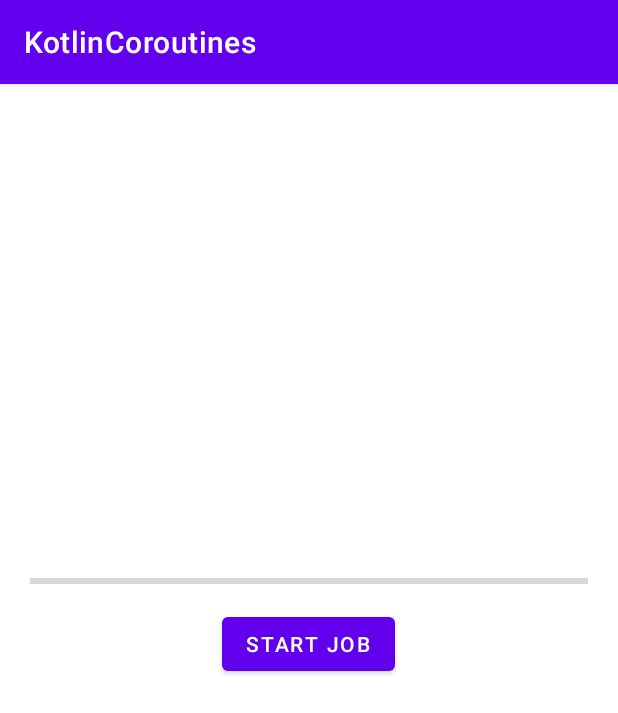
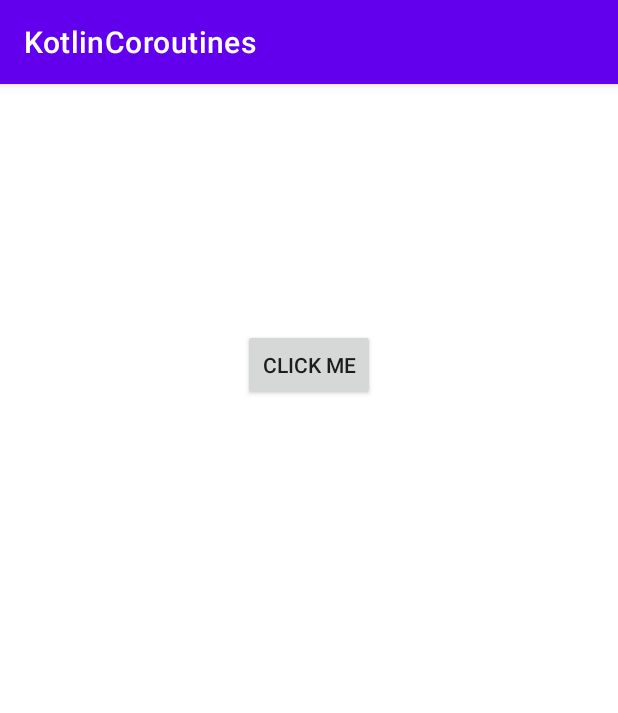
Before and after one commit to NikhilBoni07/KotlinCoroutines, an Android app: the screen it shows after launch (MainActivity), on a phone screen of 412 x 824 dp. Shown: the top 713 px of the screen. Run offline under Robolectric (Android 15) with nearby library versions, the phone set to English and light mode, and no system bars.

Commit message:
Coroutine Example - ParallelBackgound Jobs, sequential , UI freezing issue

```diff
--- a/app/src/main/java/com/learn/kotlincoroutines/MainActivity.kt
+++ b/app/src/main/java/com/learn/kotlincoroutines/MainActivity.kt
@@ -1,86 +1,143 @@
 package com.learn.kotlincoroutines
 
 import android.os.Bundle
-import android.widget.ProgressBar
-import android.widget.Toast
 import androidx.appcompat.app.AppCompatActivity
 import kotlinx.android.synthetic.main.activity_main.*
 import kotlinx.coroutines.*
 import kotlinx.coroutines.Dispatchers.IO
 import kotlinx.coroutines.Dispatchers.Main
+import kotlin.system.measureTimeMillis
 
 class MainActivity : AppCompatActivity() {
 
-    private val PROGRESS_MAX = 100;
-    private val PROGRESS_START = 0;
-    private val JOB_TIME = 4000; //ms
-    private lateinit var job: CompletableJob
+    private val RESULT_1 = "Result #1"
+    private val RESULT_2 = "Result #2"
+    val JOB_TIMEOUT = 2050L
+    private val CANCEL_MESSAGE = "Cancelling job... Job took longer than $JOB_TIMEOUT ms"
 
     override fun onCreate(savedInstanceState: Bundle?) {
         super.onCreate(savedInstanceState)
         setContentView(R.layout.activity_main)
 
-        job_button.setOnClickListener {
-            if (!::job.isInitialized) {
-                initJob()
-            }
-            job_progress_bar.startJobOrCancel(job)
+        main()
+
+        button.setOnClickListener {
+            setNewText("Clicked!")
+
+            fakeAPIRequest()
+
         }
     }
 
-    fun ProgressBar.startJobOrCancel(job: Job) {
-        if (this.progress > 0) {
-            println("$job is already active. cancelling..")
-            resetJob()
-        } else {
-            job_button.setText("Cancel job #1")
-            CoroutineScope(IO + job).launch {
-                println("Coroutine $this is activated with $job")
-                for (i in PROGRESS_START..PROGRESS_MAX) {
-                    delay((JOB_TIME / PROGRESS_MAX).toLong())
-                    this@startJobOrCancel.progress = i
+    private fun main() {
+        CoroutineScope(IO).launch {
+            println("Current Thread: ${Thread.currentThread().name}")
+            /*for (i in 1..100_000) {
+                launch {
+                    doNetworkRequest()
                 }
-                updateJobCompleteTextView("Job is complete")
+            }*/
+            launch {
+                doNetworkRequest()
             }
         }
     }
 
-    private fun updateJobCompleteTextView(text: String) {
-        GlobalScope.launch(Main) {
-            job_complete_text.setText(text)
+    private suspend fun doNetworkRequest() {
+        println("Starting network request")
+        delay(3000)
+        println("Finished network request!")
+    }
+
+    /*Parralel Jobs in a coroutine*/
+    /*private suspend fun fakeAPIRequest() {
+        withContext(IO) {
+            val job1 = launch {
+                val time1 = measureTimeMillis {
+                    println("debug: launching job1 in thread: ${Thread.currentThread().name}")
+                    val result1 = getResult1FromAPI()
+                    setTextInMainThread("Got $result1")
+                }
+                println("debug: completed job in $time1 ms")
+            }
+            val job2 = launch {
+                val time2 = measureTimeMillis {
+                    println("debug: launching job2 in thread: ${Thread.currentThread().name}")
+                    val result2 = getResult2FromAPI()
+                    setTextInMainThread("Got $result2")
+                }
+                println("debug: completed job in $time2 ms")
+            }
+        }
+
+    }*/
+
+    //Parallel jobs Using Async and await
+    /*private fun fakeAPIRequest() {
+        CoroutineScope(IO).launch {
+            val executionTime = measureTimeMillis {
+                val result1: Deferred<String> = async {
+                    println("debug: launching job1: ${Thread.currentThread().name}")
+                    getResult1FromAPI()
+                }
+                val result2: Deferred<String> = async {
+                    println("debug: launching job2: ${Thread.currentThread().name}")
+                    getResult2FromAPI()
+                }
+                setTextInMainThread("Got ${result1.await()}")
+                setTextInMainThread("Got ${result2.await()}")
+            }
+            println("debug: total time elapsed: $executionTime")
+        }
+    }*/
+
+    //Sequencial backgound thread
+    private fun fakeAPIRequest() {
+        CoroutineScope(IO).launch {
+            val executionTime = measureTimeMillis {
+                val resul1 = async {
+                    println("debug: Launching job1: ${Thread.currentThread().name}")
+                    getResult1FromAPI()
+                }.await()
+
+                val resul2 = async {
+                    println("debug: Launching job2: ${Thread.currentThread().name}")
+                    getResult2FromAPI(resul1)
+                }.await()
+                println("debug: got Result2: $resul2")
+            }
+            println("debug: Total elapsed time: $executionTime ms.")
         }
     }
 
-    private fun resetJob() {
-        if (job.isActive || job.isCompleted) {
-            job.cancel(CancellationException("Resetting job"))
-        }
-        initJob()
+
+    private fun setNewText(input: String) {
+        val newText = text.text.toString() + "\n$input"
+        text.text = newText
     }
 
-    fun initJob() {
-        job_button.setText("Start Job #1")
-        updateJobCompleteTextView("")
-        job = Job()
-        job.invokeOnCompletion {
-            it?.message.let {
-                var msg = it
-                if (msg.isNullOrBlank()) {
-                    msg = "Unknown cancellation error."
-                }
-                println("$job was cancelled. Reason $msg")
-                showToast(msg)
-            }
+    private suspend fun setTextInMainThread(input: String) {
+        withContext(Main) {
+            setNewText(input)
         }
-        job_progress_bar.max = PROGRESS_MAX
-        job_progress_bar.progress = PROGRESS_START
     }
 
-    fun showToast(text: String) {
-        GlobalScope.launch(Main) {
-            Toast.makeText(this@MainActivity, text, Toast.LENGTH_SHORT).show()
-        }
-
+    private suspend fun getResult1FromAPI(): String {
+        logThread("getResult1FromAPI")
+        delay(1000)     // -> will delay only this coroutine
+        return RESULT_1
     }
 
+    private suspend fun getResult2FromAPI(resul1: String): String {
+        logThread("getResult2FromAPI")
+        delay(1700)
+        if (resul1.equals(RESULT_1)) {
+            return RESULT_2
+        }
+        throw CancellationException("$RESULT_1 was incorrect")
+    }
+
+    private fun logThread(methodName: String) {
+        println("degub : $methodName : ${Thread.currentThread().name}")
+    }
 }
--- a/app/src/main/res/layout/activity_main.xml
+++ b/app/src/main/res/layout/activity_main.xml
@@ -6,44 +6,24 @@
     android:layout_height="match_parent"
     tools:context=".MainActivity">
 
-    <LinearLayout
-        android:id="@+id/linearLayout"
-        android:layout_width="match_parent"
+    <TextView
+        android:id="@+id/text"
+        android:layout_width="wrap_content"
         android:layout_height="wrap_content"
-        android:gravity="center"
-        android:layout_margin="20dp"
-        android:orientation="vertical"
         app:layout_constraintBottom_toBottomOf="parent"
-        app:layout_constraintLeft_toLeftOf="parent"
-        app:layout_constraintLeft_toRightOf="parent"
+        app:layout_constraintEnd_toEndOf="parent"
+        app:layout_constraintStart_toStartOf="parent"
+        app:layout_constraintTop_toTopOf="parent" />
+
+    <androidx.appcompat.widget.AppCompatButton
+        android:id="@+id/button"
+        android:layout_width="wrap_content"
+        android:layout_height="wrap_content"
+        android:text="Click me"
+        app:layout_constraintBottom_toTopOf="@+id/text"
+        app:layout_constraintEnd_toEndOf="parent"
+        app:layout_constraintStart_toStartOf="parent"
         app:layout_constraintTop_toTopOf="parent"
-        app:layout_constraintVertical_chainStyle="packed">
-
-
-        <ProgressBar
-            android:id="@+id/job_progress_bar"
-            style="@style/Widget.AppCompat.ProgressBar.Horizontal"
-            android:layout_width="match_parent"
-            android:layout_height="wrap_content" />
-
-
-        <Button
-            android:id="@+id/job_button"
-            android:layout_width="wrap_content"
-            android:layout_height="wrap_content"
-            android:layout_marginTop="10dp"
-            android:text="Start Job" />
-
-        <TextView
-            android:id="@+id/job_complete_text"
-            android:layout_width="wrap_content"
-            android:layout_height="wrap_content"
-            android:layout_marginTop="20dp"
-            android:textColor="#000"
-            android:textSize="20sp" />
-
-
-    </LinearLayout>
-
+        tools:ignore="MissingConstraints" />
 
 </androidx.constraintlayout.widget.ConstraintLayout>
```
